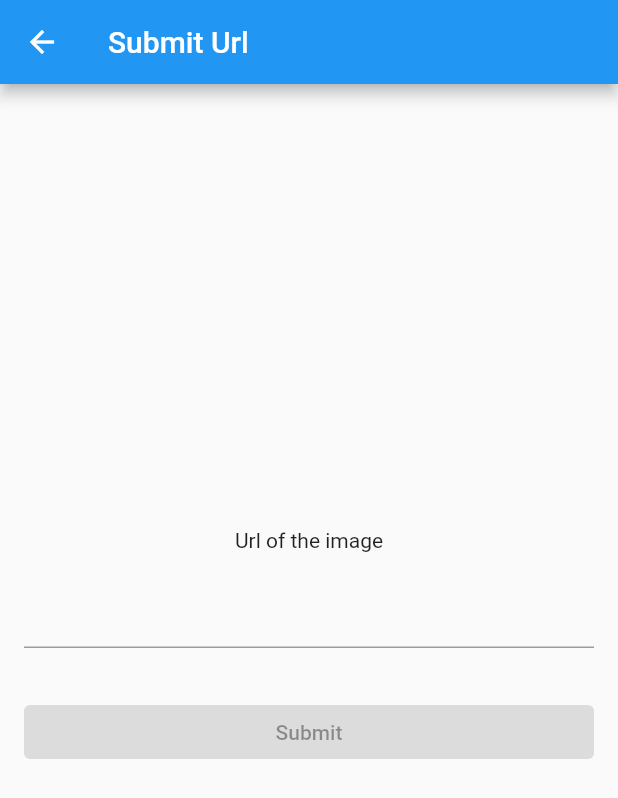
After one commit to h8moss/anime_identifier, a Flutter app: the screen it shows after launch, after a tap on "Submit Image Url", on a phone screen of 412 x 824 dp. The commit adds this screen. Shown: the top 798 px of the screen. Run offline on Flutter 3.47's test engine with Material 2 defaults, Android fonts, the phone set to English and light mode, and no system bars; our stand-ins replace bloc, dio, flutter_bloc, image_picker; network calls fail.

Commit message:
Implemented url image option

```diff
--- a/lib/app/home/home_page.dart
+++ b/lib/app/home/home_page.dart
@@ -42,7 +42,7 @@ class HomePage extends StatelessWidget {
           Padding(
             padding: const EdgeInsets.all(8.0),
             child: Text(
-              'You have ${state.requests} requests left',
+              'Monthly requests left: ${state.requests}',
               style: TextStyle(fontSize: 20),
             ),
           ),
@@ -61,7 +61,9 @@ class HomePage extends StatelessWidget {
               Text('or', style: TextStyle(color: Colors.grey)),
               SizedBox(height: 16),
               ElevatedButton(
-                  onPressed: state.state == HomePageState.Off ? null : () {},
+                  onPressed: state.state == HomePageState.Off
+                      ? null
+                      : () => bloc.onFromUrl(context),
                   child: Padding(
                     padding: const EdgeInsets.all(16.0),
                     child: Text('Submit Image Url'),
--- a/lib/app/home/home_page_bloc.dart
+++ b/lib/app/home/home_page_bloc.dart
@@ -1,7 +1,9 @@
 import 'dart:io';
 
+import 'package:anime_identifier/app/image_model.dart';
 import 'package:anime_identifier/app/image_page/image_page.dart';
 import 'package:anime_identifier/app/services/trace_moe_api.dart';
+import 'package:anime_identifier/app/url_page/url_page.dart';
 import 'package:flutter/material.dart';
 import 'package:image_picker/image_picker.dart';
 import 'package:anime_identifier/app/common_widgets/simple_dialog.dart' as d;
@@ -56,7 +58,7 @@ class HomePageBloc extends Bloc<HomePageEvent, HomePageModel> {
     try {
       final pickedFile = await _picker.getImage(source: ImageSource.gallery);
       if (pickedFile != null) {
-        final result = await _api.getImage(File(pickedFile.path));
+        final result = await _api.getImageFromFile(File(pickedFile.path));
         if (result != null)
           ImagePage.show(context, result);
         else
@@ -75,6 +77,11 @@ class HomePageBloc extends Bloc<HomePageEvent, HomePageModel> {
     add(HomePageEvent.finishedLoading);
   }
 
+  Future<void> onFromUrl(BuildContext context) async {
+    ImageModel? model = await UrlPage.show(context, _api);
+    if (model != null) ImagePage.show(context, model);
+  }
+
   Future<void> launchApiUrl() async {
     if (await canLaunch(_apiUrl)) await launch(_apiUrl);
   }
--- a/lib/app/image_model.dart
+++ b/lib/app/image_model.dart
@@ -2,7 +2,7 @@ import 'package:flutter/material.dart';
 
 class ImageModel {
   ImageModel({
-    required this.imageSource,
+    required this.imageWidget,
     required this.percentage,
     this.endTime,
     this.episode,
@@ -10,8 +10,7 @@ class ImageModel {
     this.title,
   });
 
-  ImageModel.fromJson(Map<String, dynamic> json, String imageSource) {
-    this.imageSource = imageSource;
+  ImageModel.fromJson(Map<String, dynamic> json, Widget this.imageWidget) {
     if (json['from'] != null)
       startTime = Duration(
           seconds: json['from'].round(),
@@ -28,7 +27,7 @@ class ImageModel {
     print(json['anilist'].runtimeType);
     if (json['anilist'].runtimeType != int) {
       var jsonTitle = json['anilist']['title'];
-      title = jsonTitle['english'] ?? jsonTitle['romanji'];
+      title = jsonTitle['english'] ?? jsonTitle['romaji'];
     }
     if (json['similarity'] > 0.5)
       // remove .5 to make it appear less sure when it's less sure
@@ -37,7 +36,7 @@ class ImageModel {
       percentage = 0;
   }
 
-  late String imageSource;
+  Widget imageWidget;
   int? episode;
   Duration? startTime;
   Duration? endTime;
--- a/lib/app/image_page/image_page.dart
+++ b/lib/app/image_page/image_page.dart
@@ -35,7 +35,7 @@ class ImagePage extends StatelessWidget {
                 child: Text(model.confidenceText,
                     style:
                         TextStyle(color: model.confidenceColor, fontSize: 19))),
-            Image.file(File(model.imageSource)),
+            model.imageWidget,
             _buildListText('Source: ${model.title ?? 'unknown'}'),
             _buildListText('Episode: ${model.episode ?? 'unknown'}'),
             _buildListText('Starts at: ${model.formatStart}'),
--- a/lib/app/services/trace_moe_api.dart
+++ b/lib/app/services/trace_moe_api.dart
@@ -2,6 +2,7 @@ import 'dart:async';
 import 'dart:io';
 
 import 'package:dio/dio.dart';
+import 'package:flutter/material.dart';
 
 import '../image_model.dart';
 
@@ -9,6 +10,8 @@ class TraceMoeApi {
   TraceMoeApi() {
     _getRequestsLeft();
   }
+
+  final String domain = 'https://api.trace.moe';
 
   StreamController<int> _requestsController = new StreamController.broadcast();
   Stream<int> get requests => _requestsController.stream;
@@ -18,26 +21,37 @@ class TraceMoeApi {
     _requestsController.close();
   }
 
-  Future<ImageModel?> getImage(File f) async {
+  Future<ImageModel?> getImageFromFile(File f) async {
     FormData formData = FormData.fromMap({
       'image': await MultipartFile.fromFile(f.path, filename: 'image.jpg'),
     });
 
     Response res = await _dio.post(
-      'https://api.trace.moe/search?anilistInfo',
+      '$domain/search?anilistInfo',
       data: formData,
     );
+    return await _getModel(res, Image.file(f));
+  }
+
+  Future<ImageModel?> getImageFromUrl(String s) async {
+    String url = '$domain/search?anilistInfo&url=$s';
+    Response res = await _dio.get(url);
+
+    return await _getModel(res, Image.network(s));
+  }
+
+  Future<ImageModel?> _getModel(Response res, Widget widget) async {
     await _getRequestsLeft();
     if (res.statusCode != null && res.statusCode! < 400) {
       if (res.data['error'].isEmpty) {
-        return ImageModel.fromJson(res.data['result'][0], f.path);
+        return ImageModel.fromJson(res.data['result'][0], widget);
       }
     }
     return null;
   }
 
   Future<void> _getRequestsLeft() async {
-    final response = await _dio.get('https://api.trace.moe/me');
+    final response = await _dio.get('$domain/me');
     try {
       _requestsController.sink
           .add(response.data['quota'] - response.data['quotaUsed']);
--- /dev/null
+++ b/lib/app/url_page/url_page.dart
@@ -0,0 +1,65 @@
+import 'package:anime_identifier/app/image_model.dart';
+import 'package:anime_identifier/app/services/trace_moe_api.dart';
+import 'package:anime_identifier/app/url_page/url_page_cubit.dart';
+import 'package:flutter/material.dart';
+import 'package:flutter_bloc/flutter_bloc.dart';
+
+class UrlPage extends StatefulWidget {
+  const UrlPage({Key? key}) : super(key: key);
+
+  static Future<ImageModel?> show(BuildContext context, TraceMoeApi api) async {
+    return await Navigator.of(context).push(MaterialPageRoute(
+      builder: (_) => BlocProvider(
+        create: (_) => UrlPageCubit(false, api),
+        child: UrlPage(),
+      ),
+    ));
+  }
+
+  @override
+  _UrlPageState createState() => _UrlPageState();
+}
+
+class _UrlPageState extends State<UrlPage> {
+  TextEditingController _controller = TextEditingController();
+
+  @override
+  Widget build(BuildContext context) {
+    final cubit = BlocProvider.of<UrlPageCubit>(context);
+    return Scaffold(
+        appBar: AppBar(
+          title: Text('Submit Url'),
+        ),
+        body: BlocBuilder<UrlPageCubit, bool>(
+          builder: (context, state) => Column(
+            mainAxisAlignment: MainAxisAlignment.center,
+            children: [
+              Center(child: Text('Url of the image')),
+              Center(
+                  child: Padding(
+                padding: const EdgeInsets.all(16.0),
+                child: TextField(
+                  controller: _controller,
+                  onChanged: cubit.onTextChange,
+                ),
+              )),
+              Padding(
+                padding: const EdgeInsets.all(16.0),
+                child: Flex(
+                  direction: Axis.horizontal,
+                  children: [
+                    Expanded(
+                        child: ElevatedButton(
+                            child: Text('Submit'),
+                            onPressed: state
+                                ? () =>
+                                    cubit.onSubmit(context, _controller.text)
+                                : null))
+                  ],
+                ),
+              )
+            ],
+          ),
+        ));
+  }
+}
```
Also changed, not shown: lib/app/url_page/url_page_cubit.dart (added, +32 -0 lines).
